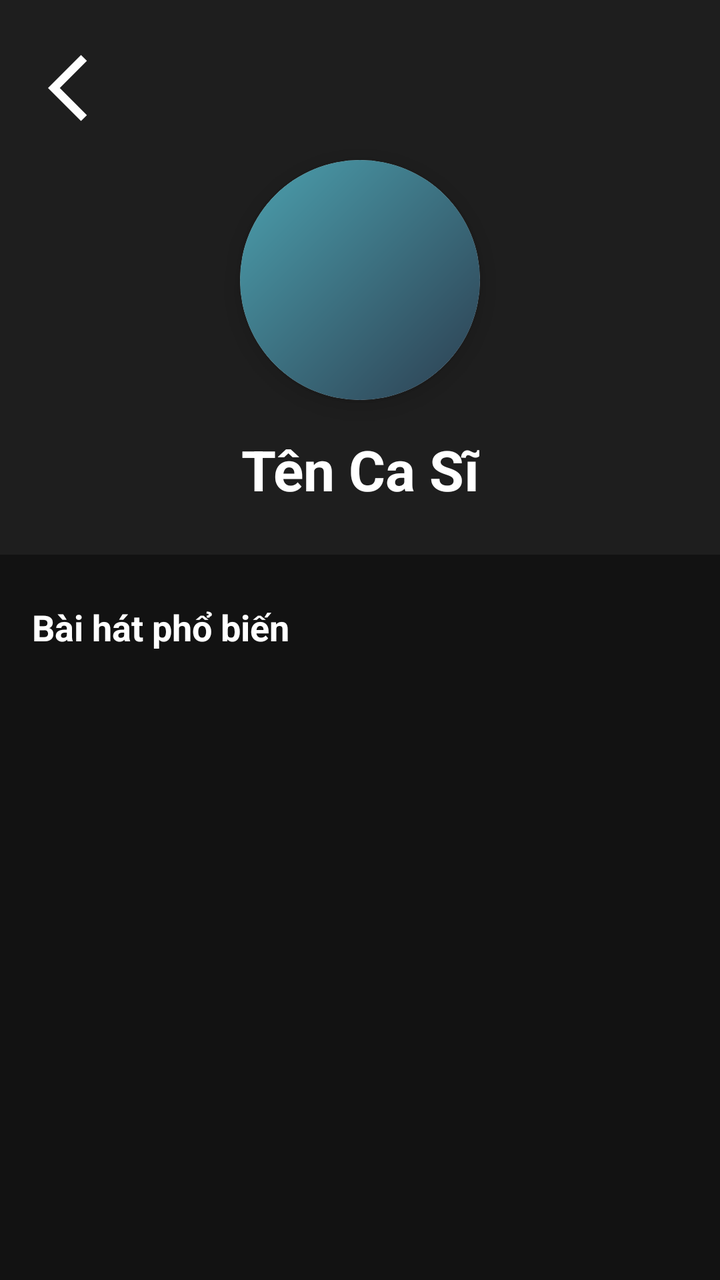
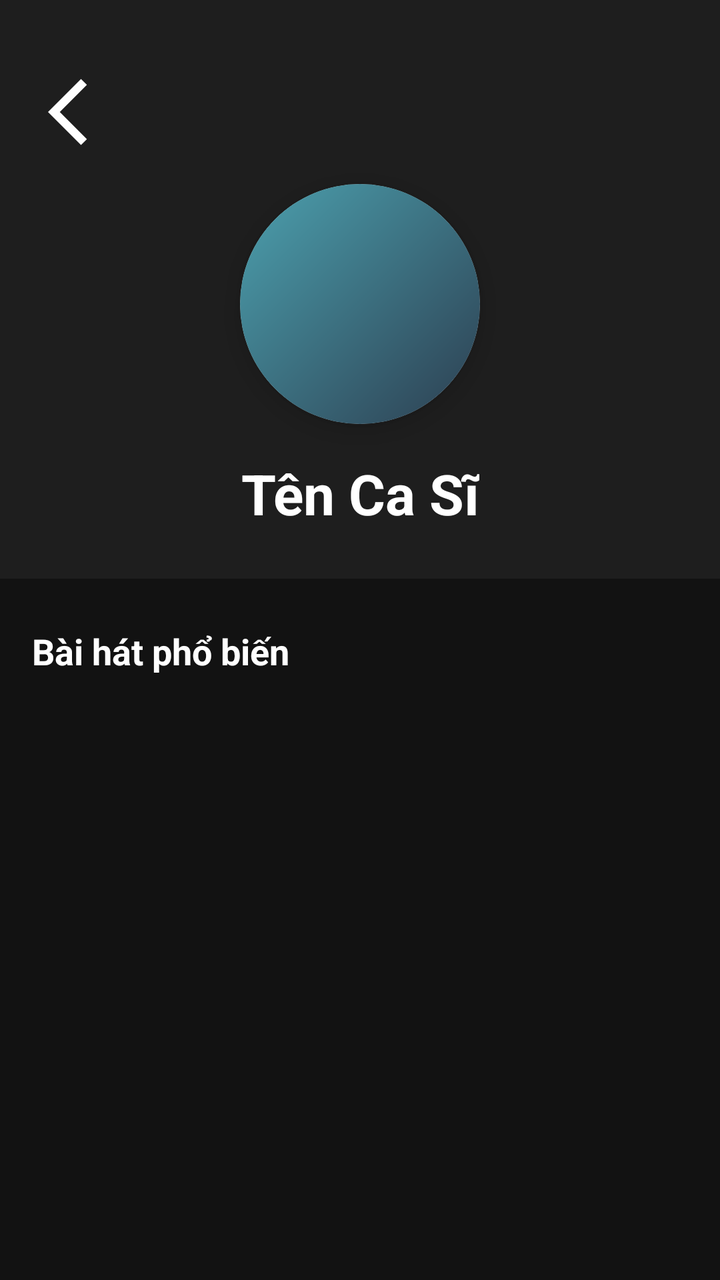

Compare the two renders of this Android layout. The source of the first and the diff that turns it into the second are given below.
<!-- AndroidManifest.xml: activity theme Theme.AppCompat.Light.NoActionBar -->
<!-- res/layout/activity_artist_profile.xml -->
<?xml version="1.0" encoding="utf-8"?>
<androidx.constraintlayout.widget.ConstraintLayout
    xmlns:android="http://schemas.android.com/apk/res/android"
    xmlns:app="http://schemas.android.com/apk/res-auto"
    android:layout_width="match_parent"
    android:layout_height="match_parent"
    android:background="#121212">

    
    <LinearLayout
        android:id="@+id/headerArtist"
        android:layout_width="match_parent"
        android:layout_height="wrap_content"
        android:orientation="vertical"
        android:gravity="center"
        android:padding="24dp"
        android:background="#1E1E1E"
        app:layout_constraintTop_toTopOf="parent">

        <ImageView
            android:id="@+id/btnBack"
            android:layout_width="40dp"
            android:layout_height="40dp"
            android:src="@drawable/ic_back"
            android:background="?attr/selectableItemBackgroundBorderless"
            android:layout_gravity="start"
            android:layout_marginBottom="16dp"/>

        <androidx.cardview.widget.CardView
            android:layout_width="120dp"
            android:layout_height="120dp"
            app:cardCornerRadius="60dp"
            app:cardElevation="8dp">

            <ImageView
                android:layout_width="match_parent"
                android:layout_height="match_parent"
                android:scaleType="centerCrop"
                android:src="@drawable/bg_album_placeholder" />
        </androidx.cardview.widget.CardView>

        <TextView
            android:id="@+id/tvArtistName"
            android:layout_width="wrap_content"
            android:layout_height="wrap_content"
            android:text="Tên Ca Sĩ"
            android:textColor="#FFFFFF"
            android:textSize="28sp"
            android:textStyle="bold"
            android:layout_marginTop="16dp"
            android:gravity="center" />
    </LinearLayout>

    <TextView
        android:id="@+id/tvTopSongsTitle"
        android:layout_width="wrap_content"
        android:layout_height="wrap_content"
        android:text="Bài hát phổ biến"
        android:textColor="#FFFFFF"
        android:textSize="18sp"
        android:textStyle="bold"
        android:layout_marginTop="24dp"
        android:layout_marginStart="16dp"
        app:layout_constraintTop_toBottomOf="@id/headerArtist"
        app:layout_constraintStart_toStartOf="parent" />

    <androidx.recyclerview.widget.RecyclerView
        android:id="@+id/rvArtistSongs"
        android:layout_width="match_parent"
        android:layout_height="0dp"
        android:layout_marginTop="16dp"
        android:clipToPadding="false"
        android:paddingBottom="24dp"
        app:layout_constraintTop_toBottomOf="@id/tvTopSongsTitle"
        app:layout_constraintBottom_toBottomOf="parent" />

</androidx.constraintlayout.widget.ConstraintLayout>
<!-- resources referenced by this layout -->
<resources>
  <!-- drawable bg_album_placeholder (drawable) -->
  <shape xmlns:android="http://schemas.android.com/apk/res/android">
      <gradient android:startColor="#2C3E50" android:endColor="#4CA1AF" android:angle="135"/>
  </shape>
  <!-- drawable ic_back (drawable) -->
  <vector xmlns:android="http://schemas.android.com/apk/res/android"
      android:width="24dp" android:height="24dp"
      android:viewportWidth="24" android:viewportHeight="24">
      <path android:fillColor="#FFFFFF" android:pathData="M11.67,3.87L9.9,2.1 0,12l9.9,9.9 1.77,-1.77L3.54,12z"/>
  </vector>
</resources>

<!-- the commit's change to res/layout/activity_artist_profile.xml (unified diff, before → after) -->
@@ -4,6 +4,7 @@
     xmlns:app="http://schemas.android.com/apk/res-auto"
     android:layout_width="match_parent"
     android:layout_height="match_parent"
+    android:fitsSystemWindows="true"
     android:background="#121212">
 
     
@@ -13,7 +14,9 @@
         android:layout_height="wrap_content"
         android:orientation="vertical"
         android:gravity="center"
-        android:padding="24dp"
+        android:paddingHorizontal="24dp"
+        android:paddingTop="36dp"
+        android:paddingBottom="24dp"
         android:background="#1E1E1E"
         app:layout_constraintTop_toTopOf="parent">
 
